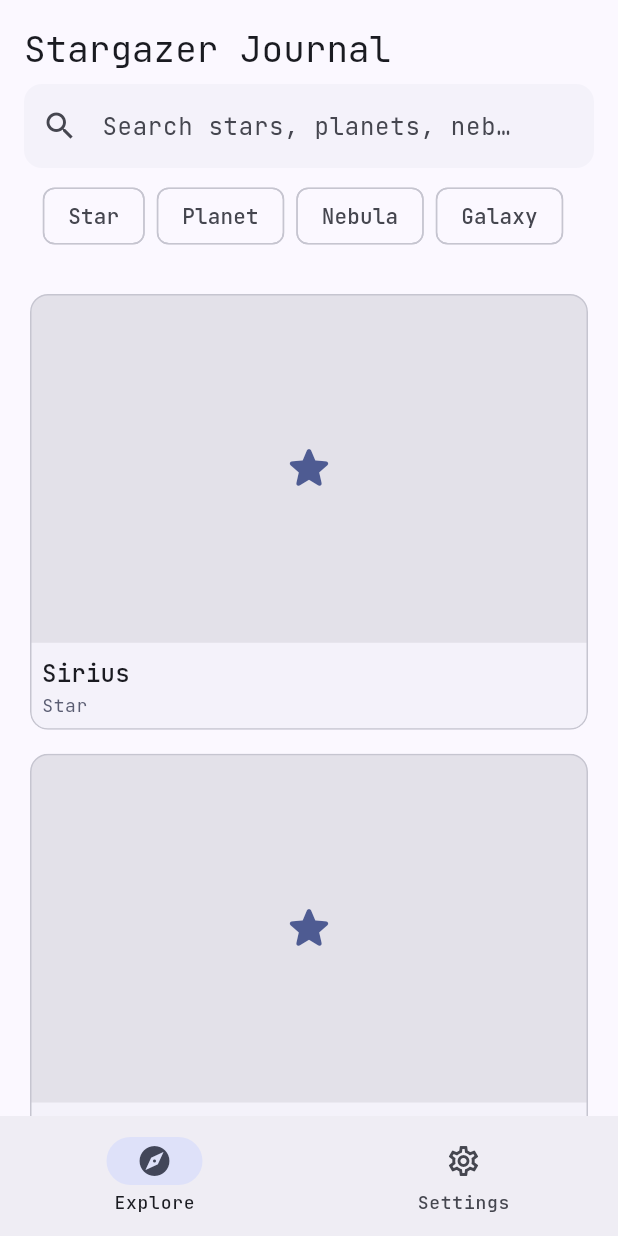
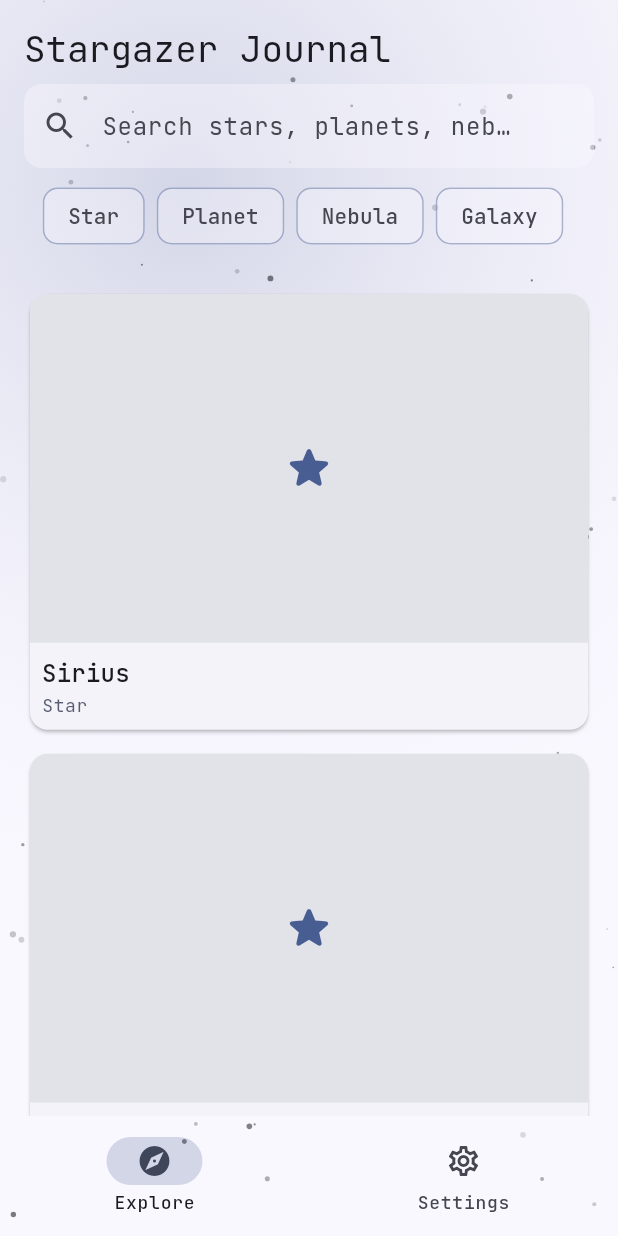
Before and after one commit to DavFilsDev/stargazer-journal, a Flutter app: the screen it shows after launch, on a phone screen of 412 x 824 dp. Run offline on Flutter 3.47's test engine with Material 3 defaults, Android fonts, the phone set to English and light mode, and no system bars; our stand-ins replace go_router, google_fonts, shared_preferences.

Commit message:
feat(theme): apply futuristic neon theme with global starfield background

```diff
--- a/lib/main.dart
+++ b/lib/main.dart
@@ -5,6 +5,7 @@ import 'package:provider/provider.dart';
 import 'router.dart';
 import 'services/observation_service.dart';
 import 'services/theme_notifier.dart';
+import 'widgets/starfield_background.dart';
 
 Future<void> main() async {
   WidgetsFlutterBinding.ensureInitialized();
@@ -26,10 +27,11 @@ Future<void> main() async {
 class StargazerJournalApp extends StatelessWidget {
   const StargazerJournalApp({super.key});
 
-  // A single, restrained accent color (indigo) — used sparingly for
-  // selection/emphasis only. Everything else in the UI stays neutral
-  // grayscale, and no gradients are used anywhere.
-  static const Color _accent = Color(0xFF3355CC);
+  // A single vivid "neon" accent — everything else (surfaces, borders,
+  // glass panels) stays derived from it via ColorScheme.fromSeed, so the
+  // futuristic look comes from *effects* (blur, glow, motion) rather
+  // than from throwing many colors at the screen.
+  static const Color _accent = Color(0xFF5B8CFF);
 
   static final ColorScheme _lightScheme = ColorScheme.fromSeed(
     seedColor: _accent,
@@ -43,47 +45,56 @@ class StargazerJournalApp extends StatelessWidget {
 
   static ThemeData _buildTheme(ColorScheme scheme) {
     final base = ThemeData(colorScheme: scheme, useMaterial3: true);
-    // JetBrains Mono across the whole app (headings, body text, buttons,
-    // form fields...) for a clean, technical, consistent look.
+    // JetBrains Mono across the whole app — headings, body text,
+    // buttons, form fields — for a consistent, technical look.
     final monoTextTheme = GoogleFonts.jetBrainsMonoTextTheme(base.textTheme);
 
     return base.copyWith(
       textTheme: monoTextTheme,
-      scaffoldBackgroundColor: scheme.surface,
+      // Transparent so the animated StarfieldBackground (mounted once
+      // in `builder` below) always shows through every screen.
+      scaffoldBackgroundColor: Colors.transparent,
+      canvasColor: Colors.transparent,
       appBarTheme: AppBarTheme(
-        backgroundColor: scheme.surface,
+        backgroundColor: Colors.transparent,
         foregroundColor: scheme.onSurface,
         elevation: 0,
-        scrolledUnderElevation: 1,
         titleTextStyle: GoogleFonts.jetBrainsMono(
           fontSize: 20,
           fontWeight: FontWeight.w600,
           color: scheme.onSurface,
         ),
       ),
-      cardTheme: CardThemeData(
+      navigationBarTheme: NavigationBarThemeData(
+        backgroundColor: Colors.transparent,
         elevation: 0,
-        color: scheme.surfaceContainerLow,
-        shape: RoundedRectangleBorder(
-          borderRadius: BorderRadius.circular(12),
-          side: BorderSide(color: scheme.outlineVariant),
-        ),
+        indicatorColor: scheme.primary.withOpacity(0.22),
+      ),
+      navigationRailTheme: NavigationRailThemeData(
+        backgroundColor: Colors.transparent,
+        indicatorColor: scheme.primary.withOpacity(0.22),
       ),
       inputDecorationTheme: InputDecorationTheme(
         filled: true,
-        fillColor: scheme.surfaceContainerLow,
+        fillColor: scheme.surface.withOpacity(0.4),
         border: OutlineInputBorder(
-          borderRadius: BorderRadius.circular(10),
-          borderSide: BorderSide(color: scheme.outlineVariant),
+          borderRadius: BorderRadius.circular(14),
+          borderSide: BorderSide(color: scheme.primary.withOpacity(0.25)),
+        ),
+        focusedBorder: OutlineInputBorder(
+          borderRadius: BorderRadius.circular(14),
+          borderSide: BorderSide(color: scheme.primary, width: 1.4),
         ),
       ),
       chipTheme: base.chipTheme.copyWith(
+        backgroundColor: scheme.surface.withOpacity(0.35),
+        selectedColor: scheme.primary.withOpacity(0.3),
         shape: RoundedRectangleBorder(
-          borderRadius: BorderRadius.circular(8),
-          side: BorderSide(color: scheme.outlineVariant),
+          borderRadius: BorderRadius.circular(10),
+          side: BorderSide(color: scheme.primary.withOpacity(0.25)),
         ),
       ),
-      dividerTheme: DividerThemeData(color: scheme.outlineVariant),
+      dividerTheme: DividerThemeData(color: scheme.primary.withOpacity(0.15)),
     );
   }
 
@@ -98,6 +109,10 @@ class StargazerJournalApp extends StatelessWidget {
       theme: _buildTheme(_lightScheme),
       darkTheme: _buildTheme(_darkScheme),
       routerConfig: appRouter,
+      // Mounted once, outside the router's Navigator — the starfield
+      // animation keeps running smoothly across route changes instead
+      // of restarting on every new screen.
+      builder: (context, child) => StarfieldBackground(child: child!),
     );
   }
 }
```
